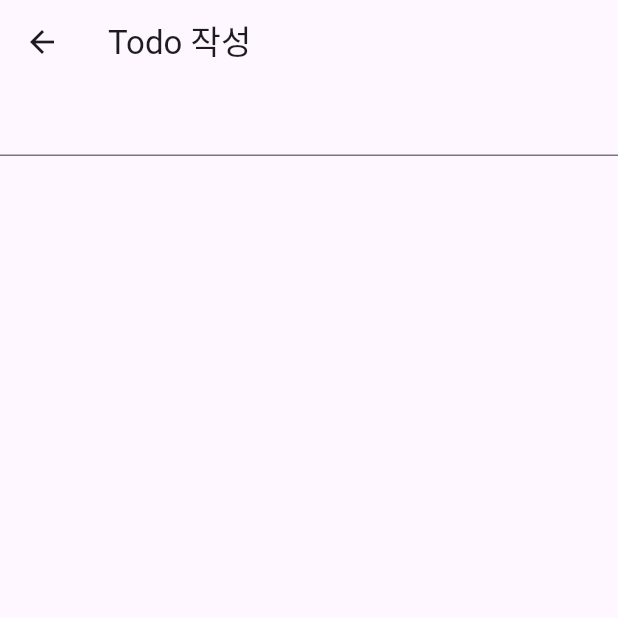
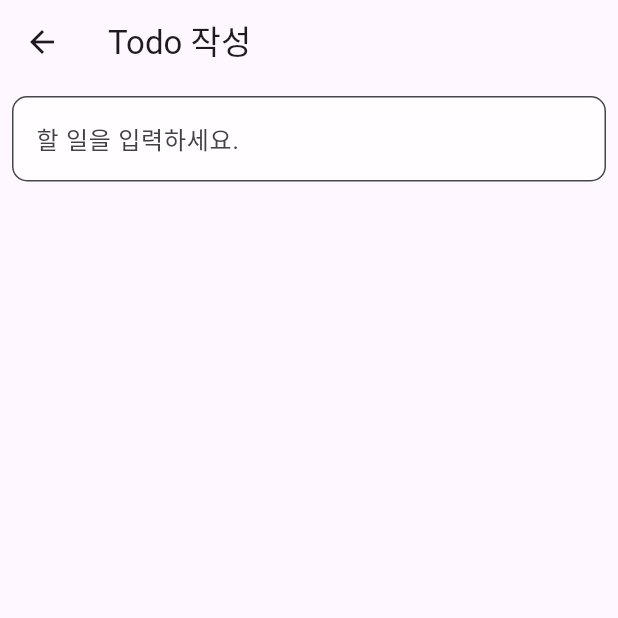
Before and after one commit to philiplee25/flutter_todo, a Flutter app: the CreateScreen screen opened directly, on a phone screen of 412 x 824 dp, the top half of it. Run offline on Flutter 3.47's test engine with Material 3 defaults, Android fonts, the phone set to English and light mode, and no system bars.

Commit message:
[ADD] create todo textField add

```diff
--- a/lib/presentation/create_screen.dart
+++ b/lib/presentation/create_screen.dart
@@ -9,7 +9,20 @@ class CreateScreen extends StatelessWidget {
       appBar: AppBar(
         title: const Text('Todo 작성'),
       ),
-      body: TextField(),
+      body: Padding(
+        padding: const EdgeInsets.all(8.0),
+        child: TextField(
+          decoration: InputDecoration(
+            border: OutlineInputBorder(
+              borderRadius: BorderRadius.circular(10.0),
+            ),
+            hintStyle: TextStyle(color: Colors.grey[800]),
+            hintText: '할 일을 입력하세요.',
+            filled: true,
+            fillColor: Colors.white70,
+          ),
+        ),
+      ),
     );
   }
 }
```
